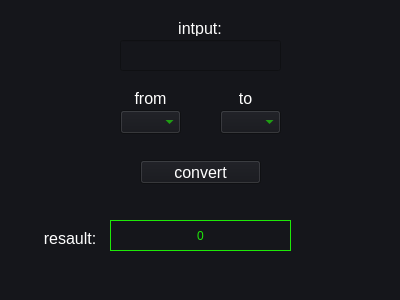
Qt form mainwindow.ui (Ava8/Radix-Converter) before a commit.
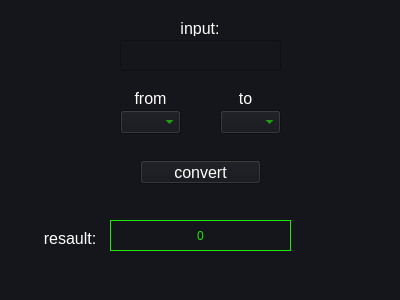
The same form after that commit.

Commit message: fix input label

```diff
--- a/mainwindow.ui
+++ b/mainwindow.ui
@@ -94,7 +94,7 @@
      <string notr="true">font: 12pt; color:rgb(255, 255, 255)</string>
     </property>
     <property name="text">
-     <string>intput:</string>
+     <string>input:</string>
     </property>
     <property name="alignment">
      <set>Qt::AlignCenter</set>
```
The commit also changes 1 other file.
